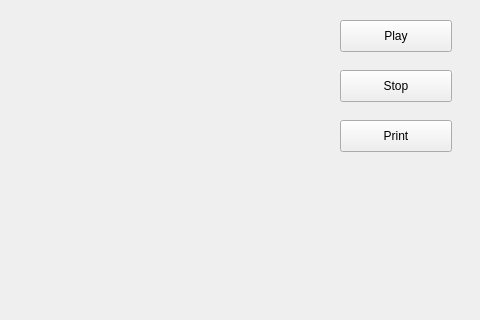
This is instructions.ui in Liyunfan1998/K-project-new-UI as Qt 5 draws it before an edit; both pictures show x 720 to 1200 and y 0 to 320 of the 1200 by 800 pixel window. The edited form follows.
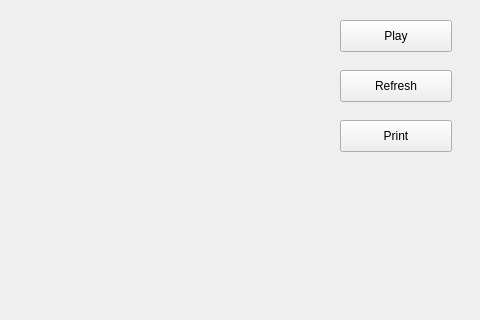
This is the edited form.

What changed in the file:
```diff
--- a/instructions.ui
+++ b/instructions.ui
@@ -70,7 +70,7 @@
      </rect>
     </property>
     <property name="text">
-     <string>Stop</string>
+     <string>Refresh</string>
     </property>
    </widget>
    <widget class="QPushButton" name="pushButton_print">
```
